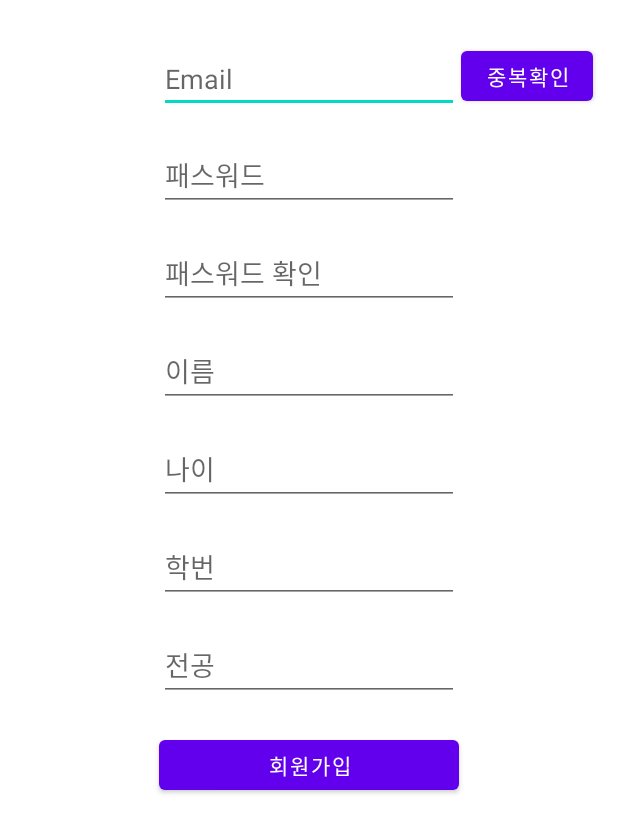
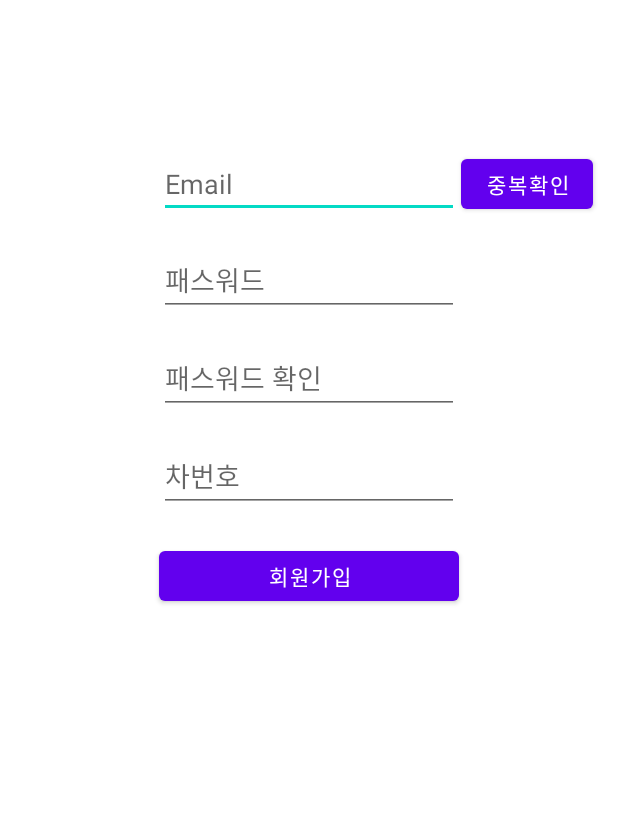
Before and after one commit to changhyeon12333/Creation, an Android app: the RegisterActivity screen opened directly, with no data from a screen before it, on a phone screen of 412 x 824 dp. Shown: the top 833 px of the screen. Run offline under Robolectric (Android 15) with nearby library versions, the phone set to English and light mode, and no system bars; our stand-ins replace Volley; 4 statements that could not run were skipped.

Commit message:
REFACTOR REGISTERACTIVITY

```diff
--- a/app/src/main/res/layout/activity_register.xml
+++ b/app/src/main/res/layout/activity_register.xml
@@ -9,7 +9,7 @@
         android:id="@+id/et_id"
         android:layout_width="200dp"
         android:layout_height="45dp"
-        android:layout_marginTop="30dp"
+        android:layout_marginTop="100dp"
         android:ems="10"
         android:hint="Email"
         android:inputType="textPersonName"
@@ -42,64 +42,31 @@
         app:layout_constraintTop_toBottomOf="@+id/et_pass" />
 
     <EditText
-        android:id="@+id/et_name"
+        android:id="@+id/et_carnum"
         android:layout_width="200dp"
         android:layout_height="45dp"
         android:layout_marginTop="20dp"
         android:ems="10"
-        android:hint="이름"
+        android:hint="차번호"
         android:inputType="textPersonName"
         app:layout_constraintEnd_toEndOf="@+id/et_passck"
         app:layout_constraintStart_toStartOf="@+id/et_passck"
         app:layout_constraintTop_toBottomOf="@+id/et_passck" />
 
-    <EditText
-        android:id="@+id/et_age"
-        android:layout_width="200dp"
-        android:layout_height="45dp"
-        android:layout_marginTop="20dp"
-        android:ems="10"
-        android:hint="나이"
-        android:inputType="textPersonName"
-        app:layout_constraintEnd_toEndOf="@+id/et_name"
-        app:layout_constraintStart_toStartOf="@+id/et_name"
-        app:layout_constraintTop_toBottomOf="@+id/et_name" />
-    <EditText
-        android:id="@+id/et_hak"
-        android:layout_width="200dp"
-        android:layout_height="45dp"
-        android:layout_marginTop="20dp"
-        android:ems="10"
-        android:hint="학번"
-        android:inputType="textPersonName"
-        app:layout_constraintEnd_toEndOf="@+id/et_age"
-        app:layout_constraintStart_toStartOf="@+id/et_age"
-        app:layout_constraintTop_toBottomOf="@+id/et_age" />
-    <EditText
-        android:id="@+id/et_maj"
-        android:layout_width="200dp"
-        android:layout_height="45dp"
-        android:layout_marginTop="20dp"
-        android:ems="10"
-        android:hint="전공"
-        android:inputType="textPersonName"
-        app:layout_constraintEnd_toEndOf="@+id/et_hak"
-        app:layout_constraintStart_toStartOf="@+id/et_hak"
-        app:layout_constraintTop_toBottomOf="@+id/et_hak" />
     <Button
         android:id="@+id/btn_register"
         android:layout_width="200dp"
         android:layout_height="45dp"
         android:layout_marginTop="20dp"
         android:text="회원가입"
-        app:layout_constraintEnd_toEndOf="@+id/et_maj"
-        app:layout_constraintStart_toStartOf="@+id/et_maj"
-        app:layout_constraintTop_toBottomOf="@+id/et_maj" />
+        app:layout_constraintEnd_toEndOf="@+id/et_carnum"
+        app:layout_constraintStart_toStartOf="@+id/et_carnum"
+        app:layout_constraintTop_toBottomOf="@+id/et_carnum" />
     <Button
         android:id="@+id/validateButton"
         android:layout_width="wrap_content"
         android:layout_height="45dp"
-        android:layout_marginTop="28dp"
+        android:layout_marginTop="100dp"
         android:text="중복확인"
         app:layout_constraintEnd_toEndOf="parent"
         app:layout_constraintHorizontal_bias="0.058"
```
